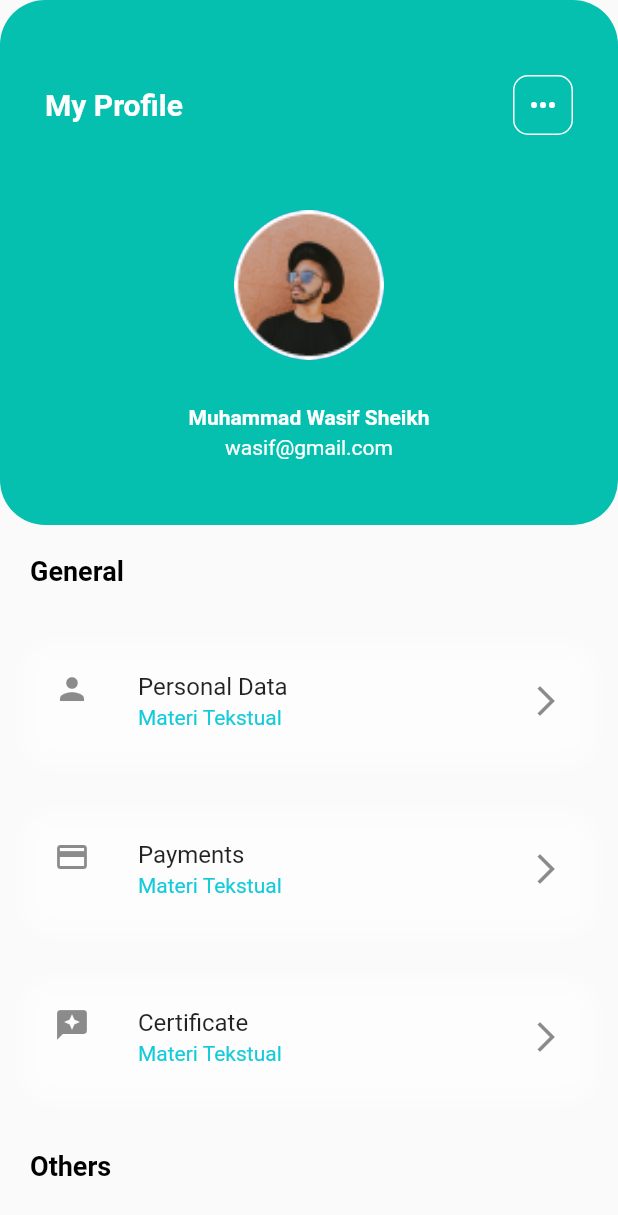
After one commit to MuhammadWasif19022000/Hackathon-AILearn, a Flutter app: the HomeScreen screen opened directly, after a tap on "Muhammad Wasif Sheikh", on a phone screen of 412 x 824 dp. The commit adds this screen. Shown: the top 1215 px of the screen. Run offline on Flutter 3.47's test engine with Material 2 defaults, Android fonts, the phone set to English and light mode, and no system bars; our stand-ins replace font_awesome_flutter.

Commit message:
FInal UI

```diff
--- a/lib/screen/home.dart
+++ b/lib/screen/home.dart
@@ -1,6 +1,8 @@
 // ignore_for_file: prefer_const_constructors
 
 import 'package:ai_learn_hackathon/screen/lesson.dart';
+import 'package:ai_learn_hackathon/screen/profileStudent.dart';
+import 'package:ai_learn_hackathon/screen/profilementor.dart';
 import 'package:ai_learn_hackathon/widgets/Row_home.dart';
 import 'package:ai_learn_hackathon/widgets/container_home.dart';
 import 'package:ai_learn_hackathon/widgets/container_progress.dart';
@@ -26,17 +28,18 @@ class HomeScreen extends StatelessWidget {
         title: Column(
           // ignore: prefer_const_literals_to_create_immutables
           children: [
-            Text(
-              "Wasif",
-              style: TextStyle(
-                  color: Colors.black, fontSize: 17.0, fontFamily: "poppins"),
-            ),
-            Text(
-              "Sheikh",
-              style: TextStyle(
-                  //fontWeight: FontWeight.bold,
-                  color: Colors.black,
-                  fontFamily: "poppins"),
+            TextButton(
+              onPressed: () {
+                Navigator.push(
+                  context,
+                  MaterialPageRoute(builder: (context) => ProfileScreen()),
+                );
+              },
+              child: Text(
+                "Muhammad Wasif Sheikh",
+                style: TextStyle(
+                    color: Colors.black, fontSize: 17.0, fontFamily: "poppins"),
+              ),
             ),
           ],
         ),
@@ -44,6 +47,7 @@ class HomeScreen extends StatelessWidget {
           Padding(
             padding: const EdgeInsets.only(right: 15),
             child: Row(
+              // ignore: prefer_const_literals_to_create_immutables
               children: [
                 FaIcon(FontAwesomeIcons.bell, size: 20, color: Colors.black),
                 SizedBox(
@@ -57,6 +61,7 @@ class HomeScreen extends StatelessWidget {
       ),
       bottomNavigationBar: BottomNavigationBar(
         type: BottomNavigationBarType.fixed,
+        // ignore: prefer_const_literals_to_create_immutables
         items: [
           BottomNavigationBarItem(
             icon: Icon(Icons.home),
@@ -75,7 +80,17 @@ class HomeScreen extends StatelessWidget {
             label: 'Articles',
           ),
           BottomNavigationBarItem(
-            icon: Icon(Icons.people),
+            icon: IconButton(
+              icon: Icon(Icons.people),
+              onPressed: () {
+                {
+                  Navigator.push(
+                    context,
+                    MaterialPageRoute(builder: (context) => ProfileMentor()),
+                  );
+                }
+              },
+            ),
             label: 'Profile',
           ),
         ],
--- /dev/null
+++ b/lib/screen/profileStudent.dart
@@ -0,0 +1,167 @@
+// ignore_for_file: prefer_const_constructors, prefer_const_literals_to_create_immutables
+
+import 'package:flutter/material.dart';
+import 'package:flutter/src/foundation/key.dart';
+import 'package:flutter/src/widgets/framework.dart';
+
+class ProfileScreen extends StatelessWidget {
+  const ProfileScreen({Key? key}) : super(key: key);
+
+  @override
+  Widget build(BuildContext context) {
+    return Scaffold(
+      body: SingleChildScrollView(
+        child: Column(
+          children: [
+            Stack(
+              children: [
+                Container(
+                  width: double.infinity,
+                  height: 350,
+                  decoration: BoxDecoration(
+                      color: Color(0xff06C0AF),
+                      borderRadius: BorderRadius.circular(30)),
+                ),
+                Padding(
+                  padding: const EdgeInsets.only(
+                    left: 30,
+                    right: 30,
+                    top: 50,
+                  ),
+                  child: Row(
+                    mainAxisAlignment: MainAxisAlignment.spaceBetween,
+                    // ignore: prefer_const_literals_to_create_immutables
+                    children: [
+                      // ignore: prefer_const_constructors
+                      Text(
+                        "My Profile",
+                        // ignore: prefer_const_constructors
+                        style: TextStyle(
+                            color: Colors.white,
+                            fontSize: 20,
+                            fontWeight: FontWeight.bold),
+                      ),
+                      // ignore: prefer_const_constructors
+
+                      Container(
+                        height: 40,
+                        width: 40,
+                        decoration: BoxDecoration(
+                          borderRadius: BorderRadius.circular(10),
+                          border: Border.all(
+                            color: Colors.white,
+                          ),
+                        ),
+                        child: Icon(
+                          Icons.more_horiz,
+                          color: Colors.white,
+                        ),
+                      ),
+                    ],
+                  ),
+                ),
+                Padding(
+                  padding: const EdgeInsets.only(top: 140),
+                  child: Row(
+                    mainAxisAlignment: MainAxisAlignment.center,
+                    // ignore: prefer_const_literals_to_create_immutables
+                    children: [
+                      CircleAvatar(
+                        backgroundImage:
+                            AssetImage('assets/images/Ellipse 2046.png'),
+                        radius: 50,
+                      ),
+                    ],
+                  ),
+                ),
+                Padding(
+                    padding: const EdgeInsets.only(top: 270),
+                    child: Row(
+                      mainAxisAlignment: MainAxisAlignment.center,
+                      children: [
+                        Text(
+                          "Muhammad Wasif Sheikh",
+                          style: TextStyle(
+                            color: Colors.white,
+                            fontWeight: FontWeight.bold,
+                          ),
+                        ),
+                      ],
+                    )),
+                Padding(
+                    padding: const EdgeInsets.only(top: 290),
+                    child: Row(
+                      mainAxisAlignment: MainAxisAlignment.center,
+                      children: [
+                        Text(
+                          "wasif@gmail.com",
+                          style: TextStyle(
+                            color: Colors.white,
+                          ),
+                        ),
+                      ],
+                    )),
+              ],
+            ),
+            Padding(
+              padding: const EdgeInsets.all(20),
+              child: Row(
+                children: [
+                  Text(
+                    "General",
+                    style: TextStyle(
+                        color: Colors.black,
+                        fontSize: 18,
+                        fontWeight: FontWeight.bold),
+                  ),
+                ],
+              ),
+            ),
+            tiles("Personal Data", Icon(Icons.person)),
+            tiles("Payments", Icon(Icons.payment)),
+            tiles("Certificate", Icon(Icons.reviews)),
+            Padding(
+              padding: const EdgeInsets.all(20),
+              child: Row(
+                children: [
+                  Text(
+                    "Others",
+                    style: TextStyle(
+                        color: Colors.black,
+                        fontSize: 18,
+                        fontWeight: FontWeight.bold),
+                  ),
+                ],
+              ),
+            ),
+            tiles("Settings", Icon(Icons.settings)),
+          ],
+        ),
+      ),
+    );
+  }
+}
+
+Widget tiles(String text, Icon icon) {
+  return Container(
+    margin: EdgeInsets.all(20),
+    decoration:
+        BoxDecoration(borderRadius: BorderRadius.circular(20), boxShadow: [
+      BoxShadow(
+        color: Colors.white.withOpacity(0.5),
+        spreadRadius: 5,
+        blurRadius: 7,
+        offset: Offset(0, 3),
+      )
+    ]),
+    child: ListTile(
+      leading: icon,
+      title: Text(text),
+      subtitle: Text(
+        "Materi Tekstual",
+        style: TextStyle(color: Color(0xff14CBD9)),
+      ),
+      trailing: Icon(Icons.arrow_forward_ios),
+    ),
+  );
+}
--- a/lib/widgets/container_progress.dart
+++ b/lib/widgets/container_progress.dart
@@ -16,12 +16,13 @@ class ContainerProgress extends StatelessWidget {
           borderRadius: BorderRadius.circular(30),
           gradient: LinearGradient(
             begin: Alignment.topLeft,
-            end: Alignment.bottomLeft,
+            end: Alignment(0.8, 1),
 
             // ignore: prefer_const_literals_to_create_immutables
             colors: [
-              Color.fromARGB(246, 208, 255, 0),
+              Color(0xffFFDAA8),
               Color(0xFF2EC4B6),
+              Color(0xffFFDAA8),
               // Colors.red,
             ],
           )),
```
